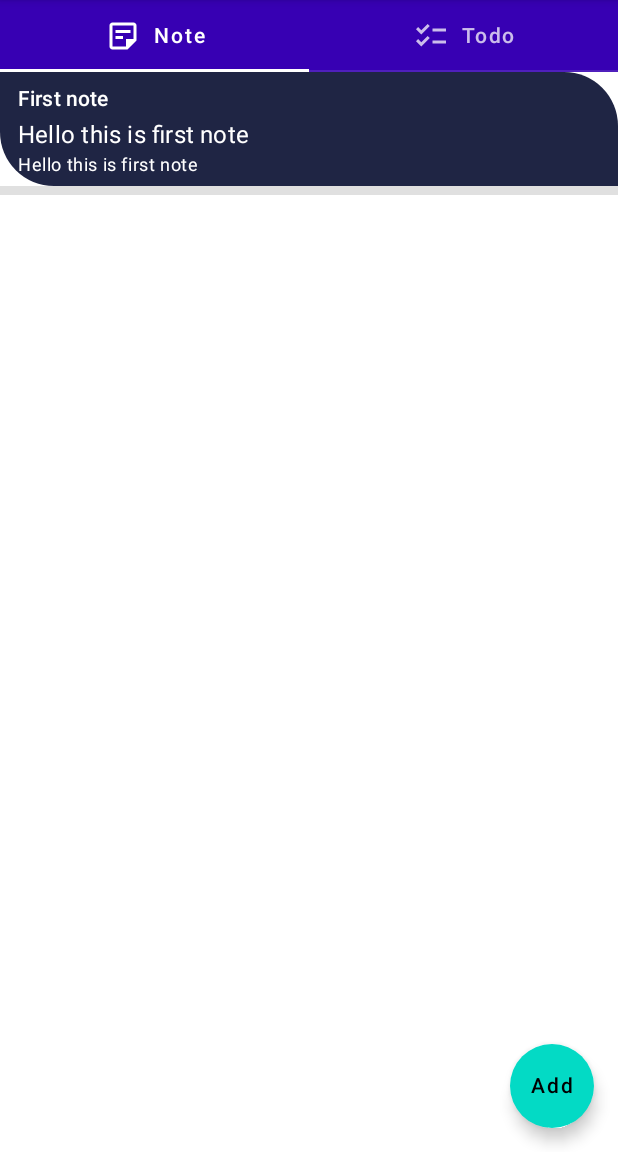
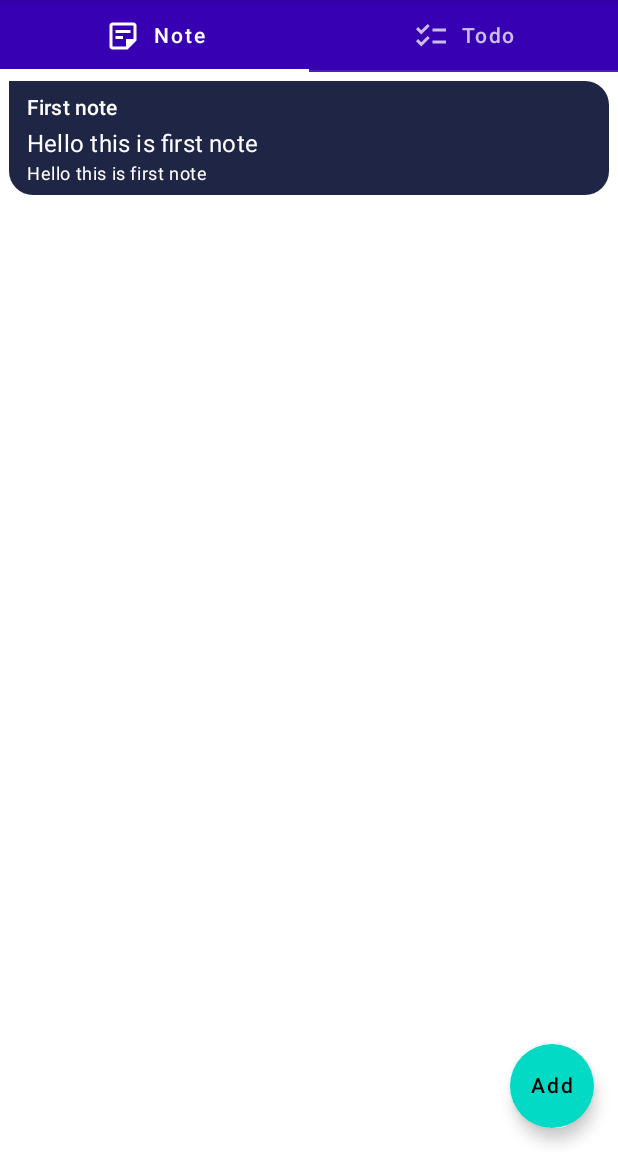
Before and after one commit to halitsen/Postpone, an Android app built with Jetpack Compose: the composable NotesApp shown on its own in the app's theme, after a tap on "First note", on a phone screen of 412 x 824 dp, the part 84-1236 px from its top. Run offline under Robolectric (Android 15) with nearby library versions, the phone set to English and light mode, and no system bars; our stand-ins replace Dagger/Hilt's generated code, Room's generated code, accompanist.

Commit message:
note design update

```diff
--- a/app/src/main/java/com/example/postpone/MainActivity.kt
+++ b/app/src/main/java/com/example/postpone/MainActivity.kt
@@ -125,7 +125,7 @@ fun Tabs(tabs: List<TabItem>, pagerState: PagerState) {
 @OptIn(ExperimentalPagerApi::class)
 @Composable
 fun TabsContent(tabs: List<TabItem>, pagerState: PagerState, notes: List<Note>) {
-    HorizontalPager(state = pagerState, count = tabs.size) { page ->
+    HorizontalPager(state = pagerState, count = tabs.size, userScrollEnabled = false) { page ->
         when (page) {
             0 -> {
                 NoteScreen(notes)
--- a/app/src/main/java/com/example/postpone/screen/NoteScreen.kt
+++ b/app/src/main/java/com/example/postpone/screen/NoteScreen.kt
@@ -1,14 +1,13 @@
 package com.example.postpone.screen
 
+import androidx.compose.foundation.background
 import androidx.compose.foundation.clickable
 import androidx.compose.foundation.layout.Column
 import androidx.compose.foundation.layout.fillMaxWidth
-import androidx.compose.foundation.layout.height
 import androidx.compose.foundation.layout.padding
 import androidx.compose.foundation.lazy.LazyColumn
 import androidx.compose.foundation.lazy.items
 import androidx.compose.foundation.shape.RoundedCornerShape
-import androidx.compose.material.Divider
 import androidx.compose.material.MaterialTheme
 import androidx.compose.material.Surface
 import androidx.compose.material.Text
@@ -22,11 +21,10 @@ import com.example.postpone.model.Note
 
 @Composable
 fun NoteScreen(notes: List<Note>) {
-    LazyColumn {
+    LazyColumn(modifier = Modifier.background(color = Color.White)) {
         items(notes) { item ->
             NoteRow(note = item, onNoteClicked = {
             })
-            Divider(modifier = Modifier.height(6.dp))
         }
     }
 }
@@ -40,10 +38,12 @@ fun NoteRow(
 
     Surface(
         modifier = modifier
+            .padding(top = 6.dp, bottom = 6.dp, start = 6.dp, end = 6.dp)
             .clip(
                 shape = RoundedCornerShape(
-                    topEnd = 36.dp,
-                    bottomStart = 36.dp
+                    topEnd = 16.dp,
+                    bottomStart = 16.dp,
+                    bottomEnd = 16.dp
                 )
             )
             .fillMaxWidth(),
```
